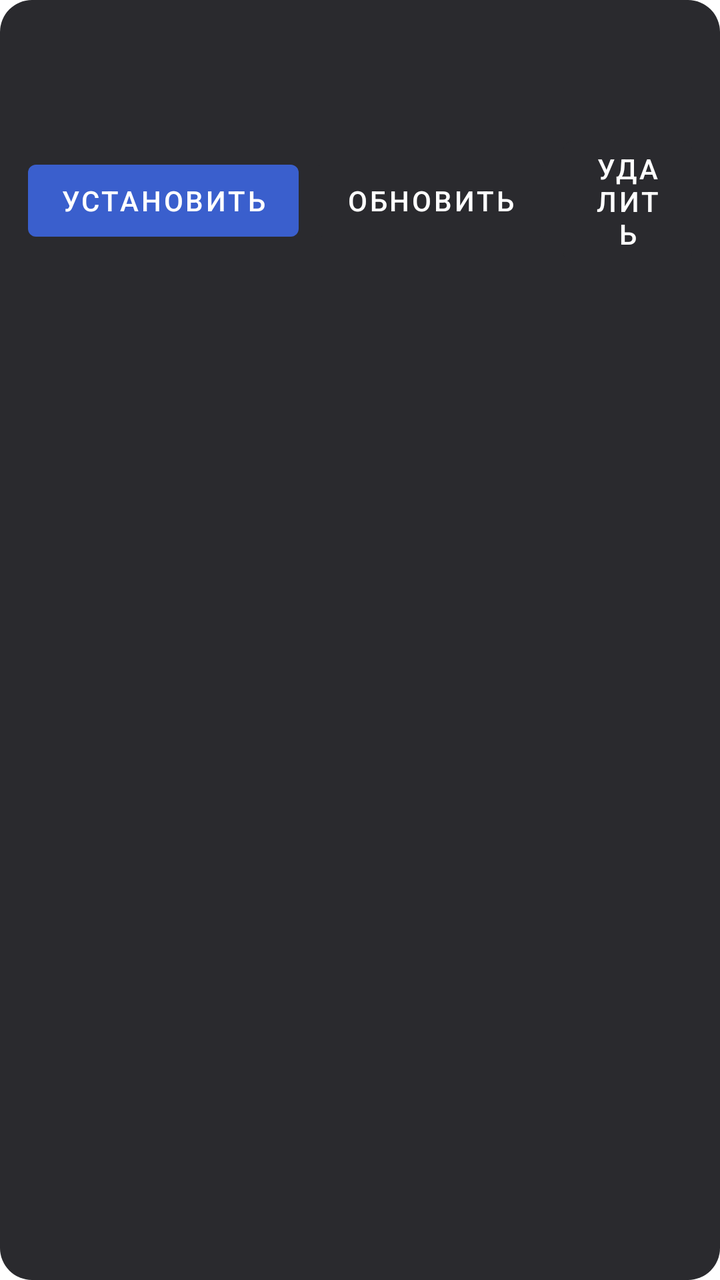
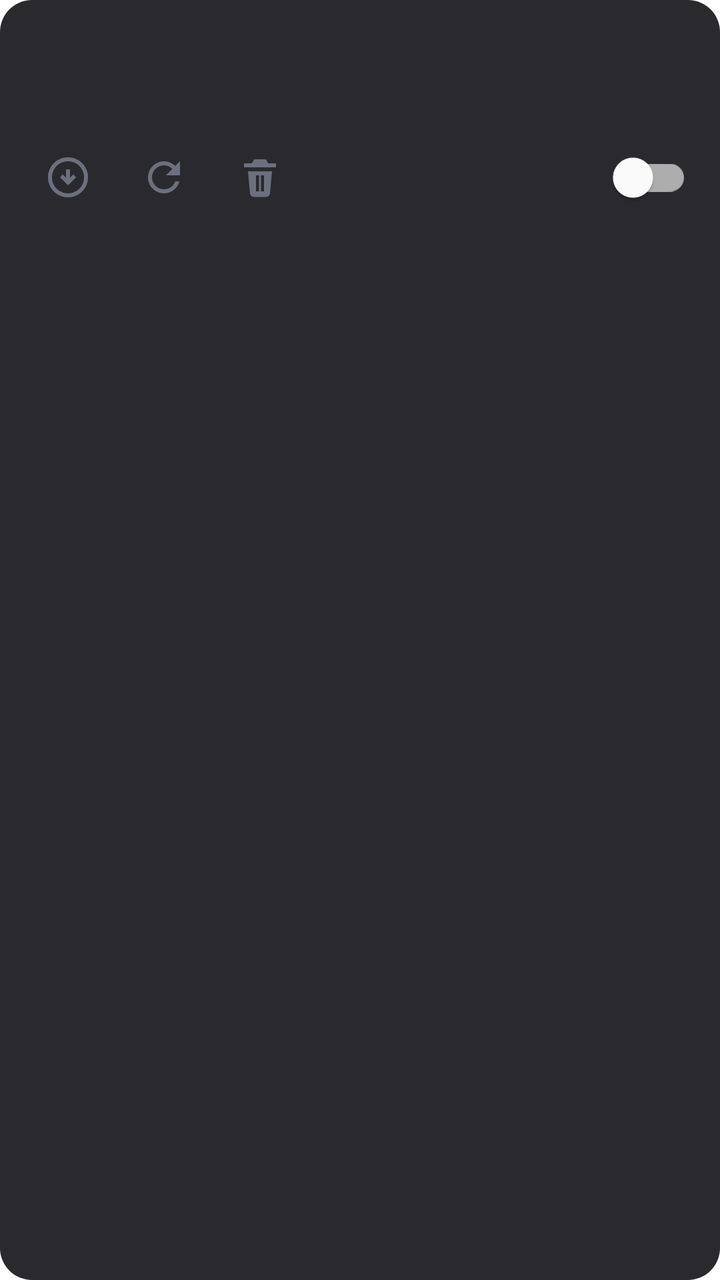

Two renders of the same Android screen: before a commit and after it. Below are the layout's source before the change and the commit's diff.
<!-- AndroidManifest.xml: application theme Theme.JoyWithSollor -->
<!-- res/layout/item_extension.xml -->
<?xml version="1.0" encoding="utf-8"?>
<LinearLayout xmlns:android="http://schemas.android.com/apk/res/android"
    xmlns:app="http://schemas.android.com/apk/res-auto"
    android:layout_width="match_parent" android:layout_height="wrap_content"
    android:orientation="vertical" android:layout_marginStart="12dp"
    android:layout_marginEnd="12dp" android:layout_marginBottom="10dp"
    android:padding="14dp" android:background="@drawable/tab_card_bg">
    <LinearLayout android:layout_width="match_parent" android:layout_height="wrap_content"
        android:orientation="horizontal" android:gravity="center_vertical">
        <TextView android:id="@+id/extName" android:layout_width="0dp" android:layout_height="wrap_content"
            android:layout_weight="1" android:textColor="#FFFFFF" android:textSize="15sp"
            android:textStyle="bold" android:maxLines="2" android:ellipsize="end"/>
        <TextView android:id="@+id/extVersion" android:layout_width="wrap_content"
            android:layout_height="wrap_content" android:textColor="#9AA0A6" android:textSize="12sp"
            android:layout_marginStart="8dp"/>
    </LinearLayout>
    <TextView android:id="@+id/extDescription" android:layout_width="match_parent"
        android:layout_height="wrap_content" android:textColor="#AAAAAA" android:textSize="12sp"
        android:maxLines="3" android:ellipsize="end" android:layout_marginTop="4dp"/>
    <LinearLayout android:layout_width="match_parent" android:layout_height="wrap_content"
        android:orientation="horizontal" android:gravity="center_vertical" android:layout_marginTop="10dp">
        <com.google.android.material.button.MaterialButton android:id="@+id/extInstall"
            style="?attr/materialButtonStyle" android:layout_width="wrap_content"
            android:layout_height="wrap_content" android:text="Установить" android:textColor="#FFFFFF"
            app:backgroundTint="#3A5FCD"/>
        <com.google.android.material.button.MaterialButton android:id="@+id/extUpdate"
            style="?attr/materialButtonStyle" android:layout_width="wrap_content"
            android:layout_height="wrap_content" android:text="Обновить" android:textColor="#FFFFFF"
            app:backgroundTint="#2A2A2E" android:layout_marginStart="8dp"/>
        <com.google.android.material.button.MaterialButton android:id="@+id/extUninstall"
            style="?attr/materialButtonStyle" android:layout_width="wrap_content"
            android:layout_height="wrap_content" android:text="Удалить" android:textColor="#FFFFFF"
            app:backgroundTint="#2A2A2E" android:layout_marginStart="8dp"/>
        <View android:layout_width="0dp" android:layout_height="1dp" android:layout_weight="1"/>
        <com.google.android.material.switchmaterial.SwitchMaterial android:id="@+id/extEnabled"
            android:layout_width="wrap_content" android:layout_height="wrap_content"/>
    </LinearLayout>
</LinearLayout>
<!-- resources referenced by this layout -->
<resources>
  <!-- drawable tab_card_bg (drawable) -->
  <shape xmlns:android="http://schemas.android.com/apk/res/android" android:shape="rectangle"><solid android:color="#2A2A2E"/><corners android:radius="16dp"/></shape>
  <style name="Theme.JoyWithSollor" parent="Theme.MaterialComponents.Light.NoActionBar">
          
          <item name="android:statusBarColor">#202020</item>
          
          <item name="android:navigationBarColor">#202020</item>
      </style>
</resources>

<!-- the commit's change to res/layout/item_extension.xml (unified diff, before → after) -->
@@ -19,18 +19,20 @@
         android:maxLines="3" android:ellipsize="end" android:layout_marginTop="4dp"/>
     <LinearLayout android:layout_width="match_parent" android:layout_height="wrap_content"
         android:orientation="horizontal" android:gravity="center_vertical" android:layout_marginTop="10dp">
-        <com.google.android.material.button.MaterialButton android:id="@+id/extInstall"
-            style="?attr/materialButtonStyle" android:layout_width="wrap_content"
-            android:layout_height="wrap_content" android:text="Установить" android:textColor="#FFFFFF"
-            app:backgroundTint="#3A5FCD"/>
-        <com.google.android.material.button.MaterialButton android:id="@+id/extUpdate"
-            style="?attr/materialButtonStyle" android:layout_width="wrap_content"
-            android:layout_height="wrap_content" android:text="Обновить" android:textColor="#FFFFFF"
-            app:backgroundTint="#2A2A2E" android:layout_marginStart="8dp"/>
-        <com.google.android.material.button.MaterialButton android:id="@+id/extUninstall"
-            style="?attr/materialButtonStyle" android:layout_width="wrap_content"
-            android:layout_height="wrap_content" android:text="Удалить" android:textColor="#FFFFFF"
-            app:backgroundTint="#2A2A2E" android:layout_marginStart="8dp"/>
+        <ImageButton android:id="@+id/extInstall" android:layout_width="40dp"
+            android:layout_height="40dp" android:background="@drawable/bg_circle"
+            android:src="@drawable/ic_download_24px" app:tint="@color/icon_tint"
+            android:scaleType="centerInside" android:contentDescription="Install"/>
+        <ImageButton android:id="@+id/extUpdate" android:layout_width="40dp"
+            android:layout_height="40dp" android:background="@drawable/bg_circle"
+            android:src="@drawable/ic_refresh_24px" app:tint="@color/icon_tint"
+            android:scaleType="centerInside" android:layout_marginStart="8dp"
+            android:contentDescription="Update"/>
+        <ImageButton android:id="@+id/extUninstall" android:layout_width="40dp"
+            android:layout_height="40dp" android:background="@drawable/bg_circle"
+            android:src="@drawable/ic_delete_24px" app:tint="@color/icon_tint"
+            android:scaleType="centerInside" android:layout_marginStart="8dp"
+            android:contentDescription="Delete"/>
         <View android:layout_width="0dp" android:layout_height="1dp" android:layout_weight="1"/>
         <com.google.android.material.switchmaterial.SwitchMaterial android:id="@+id/extEnabled"
             android:layout_width="wrap_content" android:layout_height="wrap_content"/>
<!-- resource entries referenced after the edit -->
@@ -1,5 +1,39 @@
 <!-- resources referenced by this layout -->
 <resources>
+  <!-- drawable bg_circle (drawable) -->
+  <?xml version="1.0" encoding="utf-8"?>
+  <ripple xmlns:android="http://schemas.android.com/apk/res/android"
+      android:color="#33FFFFFF">
+      <item>
+          <shape android:shape="oval">
+              <solid android:color="#00000000" />
+          </shape>
+      </item>
+  </ripple>
+  <!-- drawable ic_delete_24px (drawable) -->
+  <vector xmlns:android="http://schemas.android.com/apk/res/android"
+      android:width="24dp" android:height="24dp"
+      android:viewportWidth="24" android:viewportHeight="24">
+      <path android:fillColor="#FFFFFF"
+          android:pathData="M9,3h6l1,2h4v2H4V5h4l1,-2zM6,9h12l-1,11a2,2 0 0,1 -2,1.8H9A2,2 0 0,1 7,20L6,9zM10,11v8h1.5v-8H10zM12.5,11v8H14v-8h-1.5z"/>
+  </vector>
+  <!-- drawable ic_download_24px (drawable) -->
+  <vector xmlns:android="http://schemas.android.com/apk/res/android"
+      android:width="24dp" android:height="24dp"
+      android:viewportWidth="24" android:viewportHeight="24">
+      <path android:fillColor="#FFFFFF"
+          android:pathData="M12,16L16,12L14.6,10.6L13,12.2V8H11V12.2L9.4,10.6L8,12L12,16ZM12,22C10.6167,22 9.31667,21.7375 8.1,21.2125C6.88333,20.6875 5.825,19.975 4.925,19.075C4.025,18.175 3.3125,17.1167 2.7875,15.9C2.2625,14.6833 2,13.3833 2,12C2,10.6167 2.2625,9.31667 2.7875,8.1C3.3125,6.88333 4.025,5.825 4.925,4.925C5.825,4.025 6.88333,3.3125 8.1,2.7875C9.31667,2.2625 10.6167,2 12,2C13.3833,2 14.6833,2.2625 15.9,2.7875C17.1167,3.3125 18.175,4.025 19.075,4.925C19.975,5.825 20.6875,6.88333 21.2125,8.1C21.7375,9.31667 22,10.6167 22,12C22,13.3833 21.7375,14.6833 21.2125,15.9C20.6875,17.1167 19.975,18.175 19.075,19.075C18.175,19.975 17.1167,20.6875 15.9,21.2125C14.6833,21.7375 13.3833,22 12,22ZM12,20C14.2333,20 16.125,19.225 17.675,17.675C19.225,16.125 20,14.2333 20,12C20,9.76667 19.225,7.875 17.675,6.325C16.125,4.775 14.2333,4 12,4C9.76667,4 7.875,4.775 6.325,6.325C4.775,7.875 4,9.76667 4,12C4,14.2333 4.775,16.125 6.325,17.675C7.875,19.225 9.76667,20 12,20Z"/>
+  </vector>
+  <!-- drawable ic_refresh_24px (drawable) -->
+  <vector xmlns:android="http://schemas.android.com/apk/res/android"
+      android:width="24dp"
+      android:height="24dp"
+      android:viewportWidth="24"
+      android:viewportHeight="24">
+      <path
+          android:fillColor="#FFFFFF"
+          android:pathData="M17.65,6.35C16.2,4.9 14.21,4 12,4c-4.42,0 -7.99,3.58 -8,8s3.57,8 7.99,8c3.73,0 6.84,-2.55 7.73,-6h-2.08c-0.82,2.33 -3.04,4 -5.65,4 -3.31,0 -6,-2.69 -6,-6s2.69,-6 6,-6c1.66,0 3.14,0.69 4.22,1.78L13,11h7V4l-2.35,2.35z"/>
+  </vector>
   <!-- drawable tab_card_bg (drawable) -->
   <shape xmlns:android="http://schemas.android.com/apk/res/android" android:shape="rectangle"><solid android:color="#2A2A2E"/><corners android:radius="16dp"/></shape>
   <style name="Theme.JoyWithSollor" parent="Theme.MaterialComponents.Light.NoActionBar">
